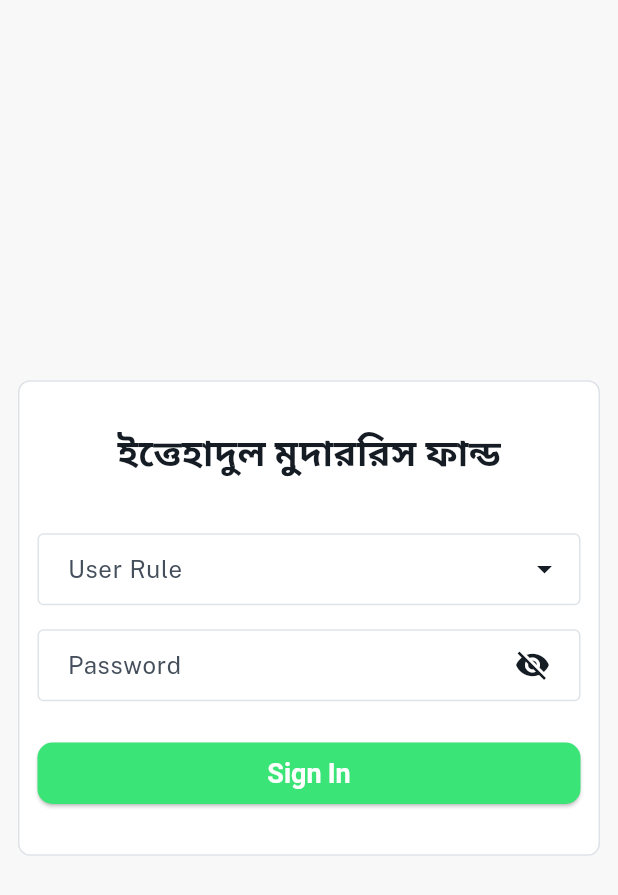
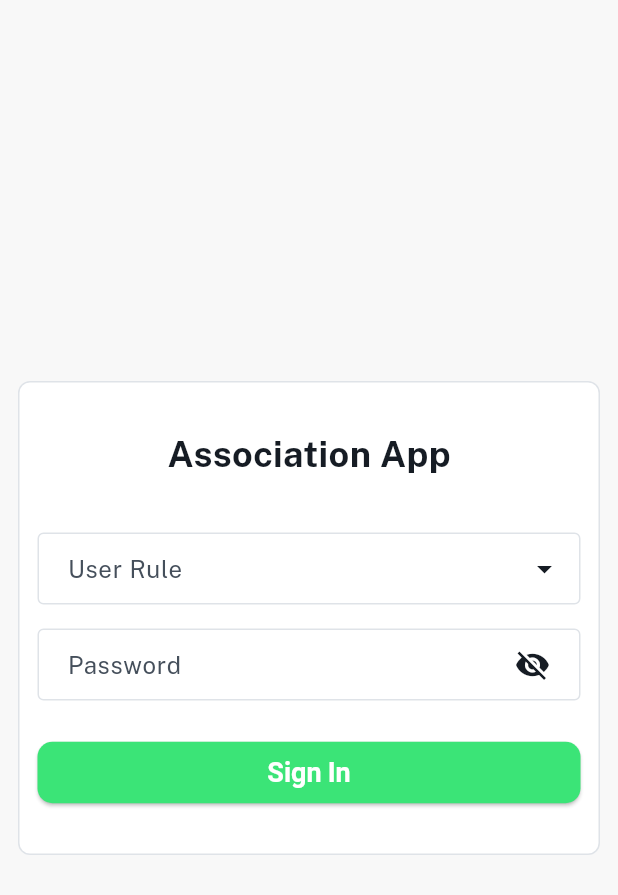
Before and after one commit to AbuNayemSabbir/association_app, a Flutter app: the screen it shows after launch, on a phone screen of 412 x 824 dp. Shown: the top 895 px of the screen. Run offline on Flutter 3.47's test engine with Material 3 defaults, Android fonts, the phone set to English and light mode, and no system bars; our stand-ins replace cloud_firestore, firebase_core, get, get_storage, google_fonts, rxdart; accounts and stored records are empty.

Commit message:
all done!

```diff
--- a/lib/utills/app_utills.dart
+++ b/lib/utills/app_utills.dart
@@ -4,7 +4,7 @@ import 'custom_colors.dart';
 
 class AppUtils {
   // App Name
-  static const String appName = 'ইত্তেহাদুল মুুদাররিস ফান্ড';
+  static const String appName = 'Association App';
 
   // Dashboard Titles
   static const String dashboardTitle = 'Dashboard';
```
